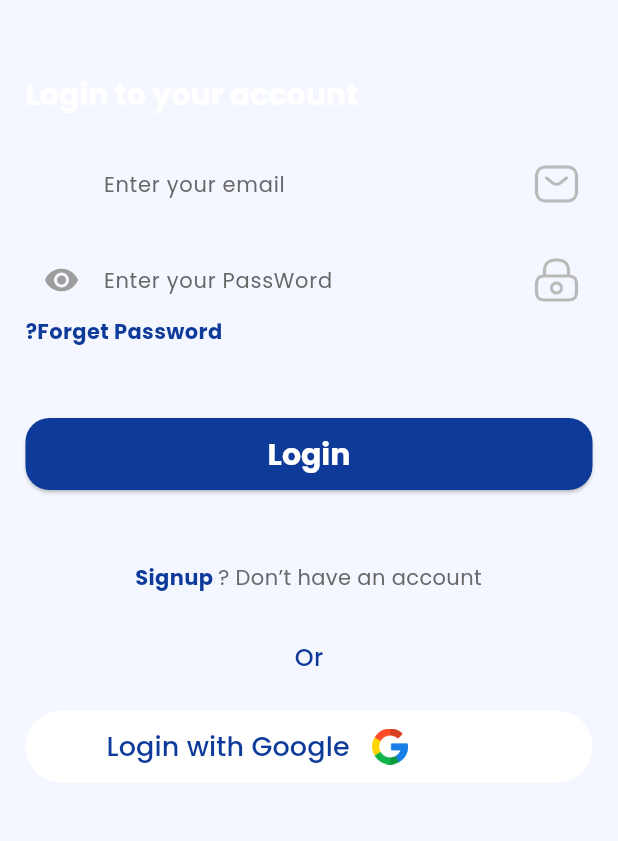
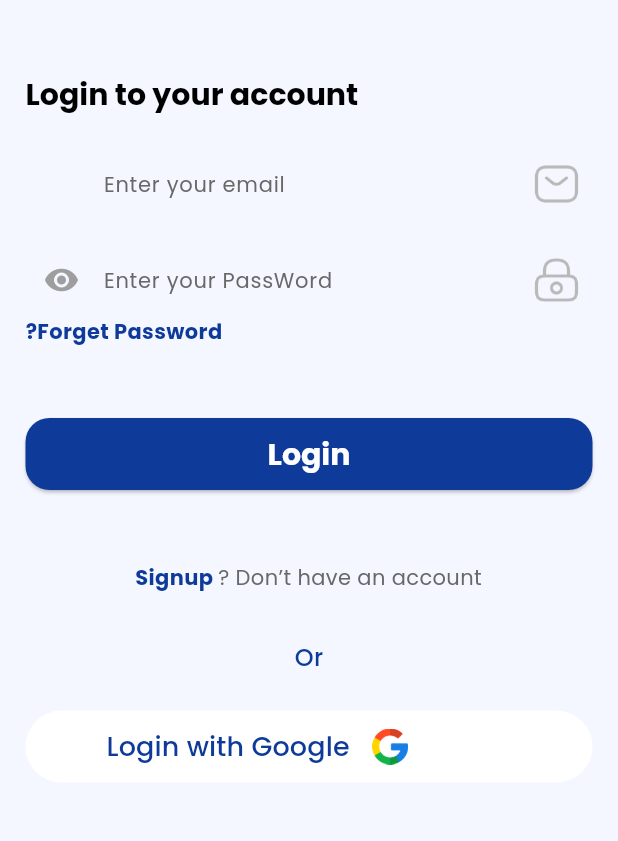
Before and after one commit to Mohamed-Hessein/c17_evently_app, a Flutter app: the screen it shows after launch, on a phone screen of 412 x 824 dp, the part 77-918 px from its top. Run offline on Flutter 3.47's test engine with Material 3 defaults, Android fonts, the phone set to English and light mode, and no system bars; our stand-ins replace cloud_firestore, easy_localization, firebase_auth, firebase_core, google_fonts, introduction_screen; accounts and stored records are empty.

Commit message:
finish all

```diff
--- a/lib/core/theme_app.dart
+++ b/lib/core/theme_app.dart
@@ -12,7 +12,7 @@ class ThemeApp {
       bodySmall: StylesApp.style14Bold,
       labelMedium: StylesApp.style16BlueBold,displayLarge:StylesApp.style20WhiteBold
       ,
-      titleLarge: StylesApp.style20WhiteBold.copyWith(color: Colors.white),displayMedium: StylesApp.style24BlueBold,
+      titleLarge: StylesApp.style20WhiteBold.copyWith(color: Colors.black),displayMedium: StylesApp.style24BlueBold,
           labelSmall: StylesApp.style18Blue500,
       labelLarge: StylesApp.style14BlueBold),
       iconTheme: IconThemeData(color: Colors.black));
--- a/lib/provider/chips_provider.dart
+++ b/lib/provider/chips_provider.dart
@@ -12,6 +12,7 @@ class ChipsProvider extends ChangeNotifier {
 
   List<FirebaseModel> tasks = [];
   StreamSubscription<QuerySnapshot<FirebaseModel>>? sub ;
+
 int selectedIndex = 0;
   changeChipsClick(int index){
     selectedIndex  = index ;
```
